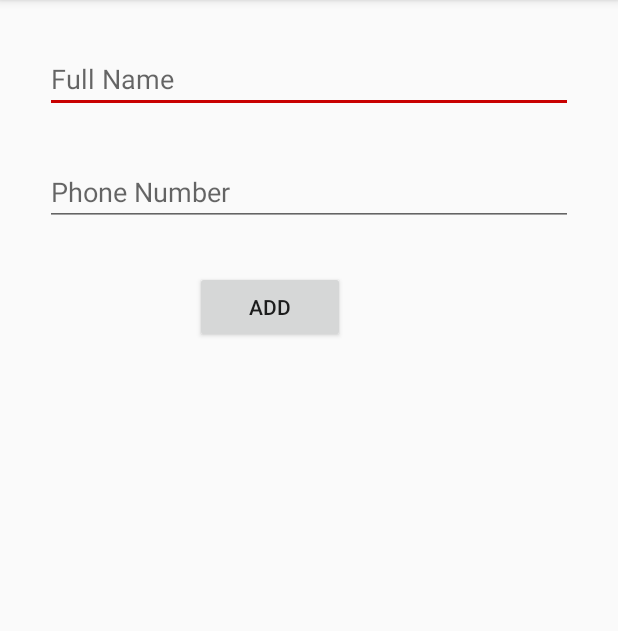
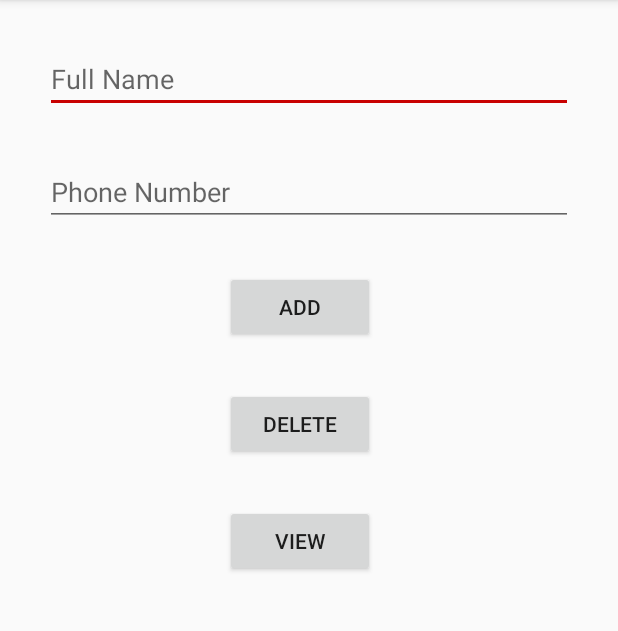
Before and after one commit to hrishi-mane/BlindAid, an Android app: the User_Emergency screen opened directly, with no data from a screen before it, on a phone screen of 412 x 824 dp, the part 84-715 px from its top. Run offline under Robolectric (Android 15) with nearby library versions, the phone set to English and light mode, and no system bars.

Commit message:
13th march review version ready.

```diff
--- a/app/src/main/java/com/example/blindaid/Note.java
+++ b/app/src/main/java/com/example/blindaid/Note.java
@@ -8,7 +8,7 @@ public class Note {
     private String source;
     private String destination;
     private String bus_number;
-    private String arrival_time;
+    private Date arrival_time;
     private Date departure_time;
     private String travel_time;
 
@@ -16,7 +16,7 @@ public class Note {
         //public no-arg constructor needed
     }
 
-    public Note(String source, String destination, String bus_number, String arrival_time,
+    public Note(String source, String destination, String bus_number, Date arrival_time,
                 Date departure_time, String travel_time ){
         this.source = source;
         this.destination = destination;
@@ -39,7 +39,7 @@ public class Note {
         return bus_number;
     }
 
-    public String getArrival_time() {
+    public Date getArrival_time() {
         return arrival_time;
     }
 
--- a/app/src/main/res/layout/activity_user__emergency.xml
+++ b/app/src/main/res/layout/activity_user__emergency.xml
@@ -29,7 +29,23 @@
         android:id="@+id/add"
         android:layout_width="100dp"
         android:layout_height="wrap_content"
-        android:layout_marginLeft="130dp"
+        android:layout_marginLeft="150dp"
         android:layout_marginTop="30dp"
         android:text="ADD" />
+
+    <Button
+        android:id="@+id/del"
+        android:layout_width="100dp"
+        android:layout_height="wrap_content"
+        android:layout_marginLeft="150dp"
+        android:layout_marginTop="30dp"
+        android:text="DELETE" />
+
+    <Button
+        android:id="@+id/view"
+        android:layout_width="100dp"
+        android:layout_height="wrap_content"
+        android:layout_marginLeft="150dp"
+        android:layout_marginTop="30dp"
+        android:text="VIEW" />
 </LinearLayout>
```
Also changed, not shown: app/src/main/java/com/example/blindaid/Database.java (+12 -0 lines), app/src/main/java/com/example/blindaid/MainActivity.java (+57 -20 lines), app/src/main/java/com/example/blindaid/User_Emergency.java (+51 -1 lines), 20 other files.
